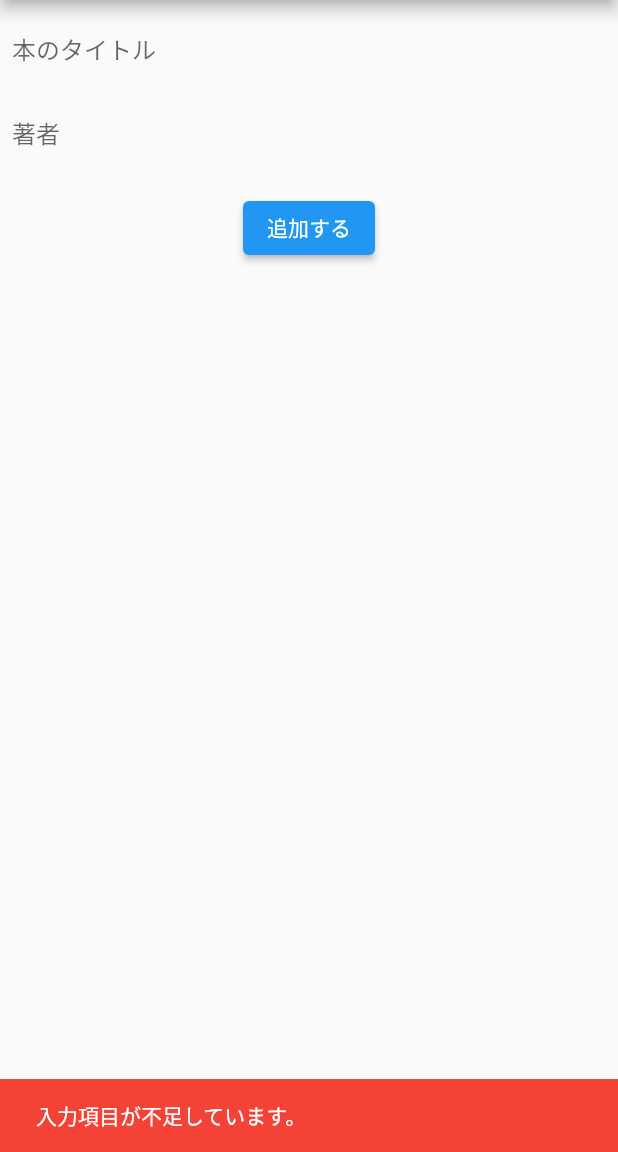
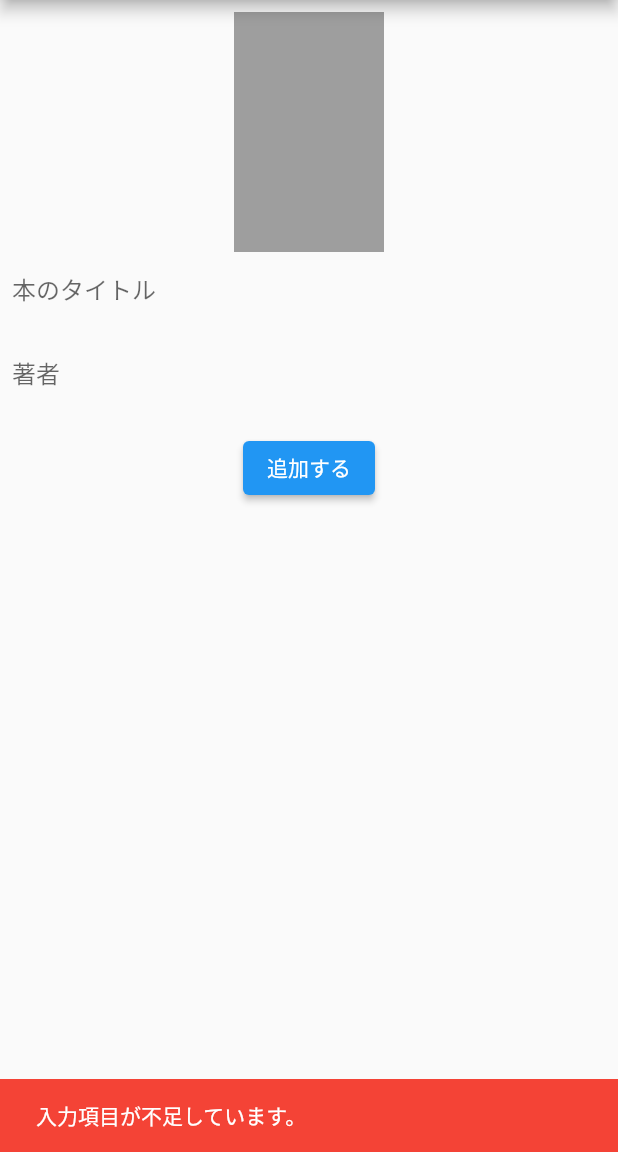
Before and after one commit to caffelatte23/book_list_sample, a Flutter app: the AddBookPage screen opened directly, after a tap on "追加する", on a phone screen of 412 x 824 dp, the part 84-1236 px from its top. Run offline on Flutter 3.47's test engine with Material 2 defaults, Android fonts, the phone set to English and light mode, and no system bars; our stand-ins replace cloud_firestore, firebase_core, firebase_storage, flutter_slidable, image_picker; accounts and stored records are empty.

```diff
--- a/lib/add_book/add_book_model.dart
+++ b/lib/add_book/add_book_model.dart
@@ -1,21 +1,52 @@
+import 'dart:io';
+
 import 'package:cloud_firestore/cloud_firestore.dart';
+import 'package:firebase_storage/firebase_storage.dart';
 import 'package:flutter/material.dart';
+import 'package:image_picker/image_picker.dart';
 
 class AddBookModel extends ChangeNotifier {
   String? title;
   String? author;
+  File? imageFile;
+
+  bool isLoading = false;
+
+  final picker = ImagePicker();
+
+  void setLoading(bool status) {
+    isLoading = status;
+  }
 
   Future addBook() async {
     if (title == null || author == null || title!.isEmpty || author!.isEmpty) {
       throw "入力項目が不足しています。";
     }
 
+    final doc = FirebaseFirestore.instance.collection("books").doc();
+    String? imgUrl;
+
+    if (imageFile != null) {
+      imgUrl = await uploadImage(doc.id);
+    }
+
     // firestoreに追加
-    await FirebaseFirestore.instance.collection("books").add(
-      {
-        "title": title,
-        "author": author,
-      },
+    await doc.set(
+      {"title": title, "author": author, "imgUrl": imgUrl},
     );
   }
+
+  Future uploadImage(String id) async {
+    final task =
+        await FirebaseStorage.instance.ref("books/$id.png").putFile(imageFile!);
+    return task.ref.getDownloadURL();
+  }
+
+  Future pickImage() async {
+    final pickedImage = await picker.pickImage(source: ImageSource.gallery);
+    if (pickedImage?.path != null) {
+      imageFile = File(pickedImage!.path);
+      notifyListeners();
+    }
+  }
 }
--- a/lib/add_book/add_book_page.dart
+++ b/lib/add_book/add_book_page.dart
@@ -15,10 +15,24 @@ class AddBookPage extends StatelessWidget {
         ),
         body: Center(
             child: Consumer<AddBookModel>(builder: (context, model, child) {
-          return Padding(
+          return Stack(
+            children: [
+              Padding(
                   padding: const EdgeInsets.all(8.0),
                   child: Column(
                     children: [
+                      GestureDetector(
+                        child: SizedBox(
+                          width: 100,
+                          height: 160,
+                          child: model.imageFile != null
+                              ? Image.file(model.imageFile!)
+                              : Container(
+                                  color: Colors.grey,
+                                ),
+                        ),
+                        onTap: () async => await model.pickImage(),
+                      ),
                       TextField(
                         decoration: const InputDecoration(
                           border: InputBorder.none,
@@ -46,9 +60,9 @@ class AddBookPage extends StatelessWidget {
                       ElevatedButton(
                         onPressed: () async {
                           try {
-                        await model
-                            .addBook()
-                            .then((value) => Navigator.of(context).pop(true));
+                            model.setLoading(true);
+                            await model.addBook().then(
+                                (value) => Navigator.of(context).pop(true));
                           } catch (e) {
                             ScaffoldMessenger.of(context).showSnackBar(
                               SnackBar(
@@ -56,12 +70,22 @@ class AddBookPage extends StatelessWidget {
                                 backgroundColor: Colors.red,
                               ),
                             );
+                          } finally {
+                            model.setLoading(false);
                           }
                         },
                         child: const Text("追加する"),
                       )
                     ],
-              ));
+                  )),
+              if (model.isLoading)
+                Container(
+                    color: Colors.black54,
+                    child: const Center(
+                      child: CircularProgressIndicator(),
+                    ))
+            ],
+          );
         })),
       ),
     );
--- a/lib/book_list/book_list_model.dart
+++ b/lib/book_list/book_list_model.dart
@@ -14,8 +14,9 @@ class BookListModel extends ChangeNotifier {
       final String id = document.id;
       final String title = data["title"];
       final String author = data["author"];
+      final String? imgUrl = data["imgUrl"];
 
-      return Book(id, title, author);
+      return Book(id, title, author, imgUrl);
     }).toList();
 
     this.books = books;
--- a/lib/book_list/book_list_page.dart
+++ b/lib/book_list/book_list_page.dart
@@ -55,6 +55,9 @@ class BookListPage extends StatelessWidget {
                         ],
                       ),
                       child: ListTile(
+                        leading: d.imgUrl != null
+                            ? Image.network(d.imgUrl as String)
+                            : null,
                         title: Text(d.title),
                         subtitle: Text(d.author),
                       )))
--- a/lib/domain/book.dart
+++ b/lib/domain/book.dart
@@ -1,7 +1,8 @@
 class Book {
-  Book(this.id, this.title, this.author);
+  Book(this.id, this.title, this.author, this.imgUrl);
 
   String id;
   String title;
   String author;
+  String? imgUrl;
 }
--- a/pubspec.yaml
+++ b/pubspec.yaml
@@ -38,6 +38,8 @@ dependencies:
   cloud_firestore: ^4.5.1
   provider: ^6.0.5
   flutter_slidable: ^3.0.0
+  firebase_storage: ^11.1.1
+  image_picker: ^0.8.7+3
 
 dev_dependencies:
   flutter_test:
```
Also changed, not shown: lib/firebase_options.dart, pubspec.lock, 1 other file. Lines whose indentation alone changed are shown as unchanged.
